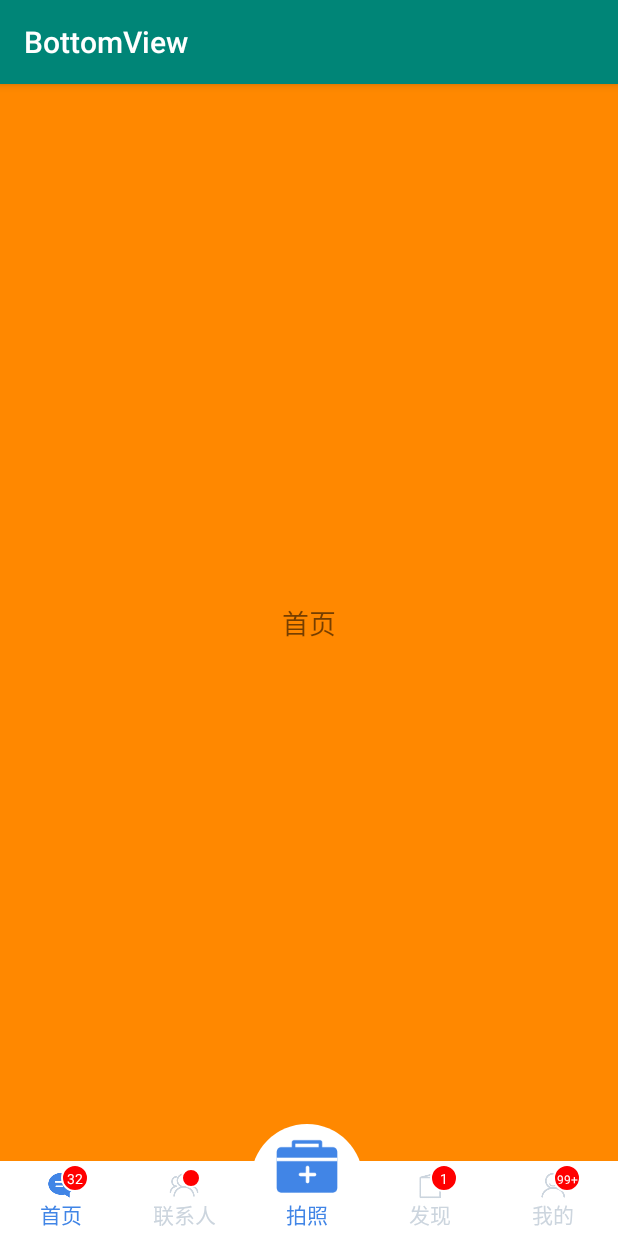
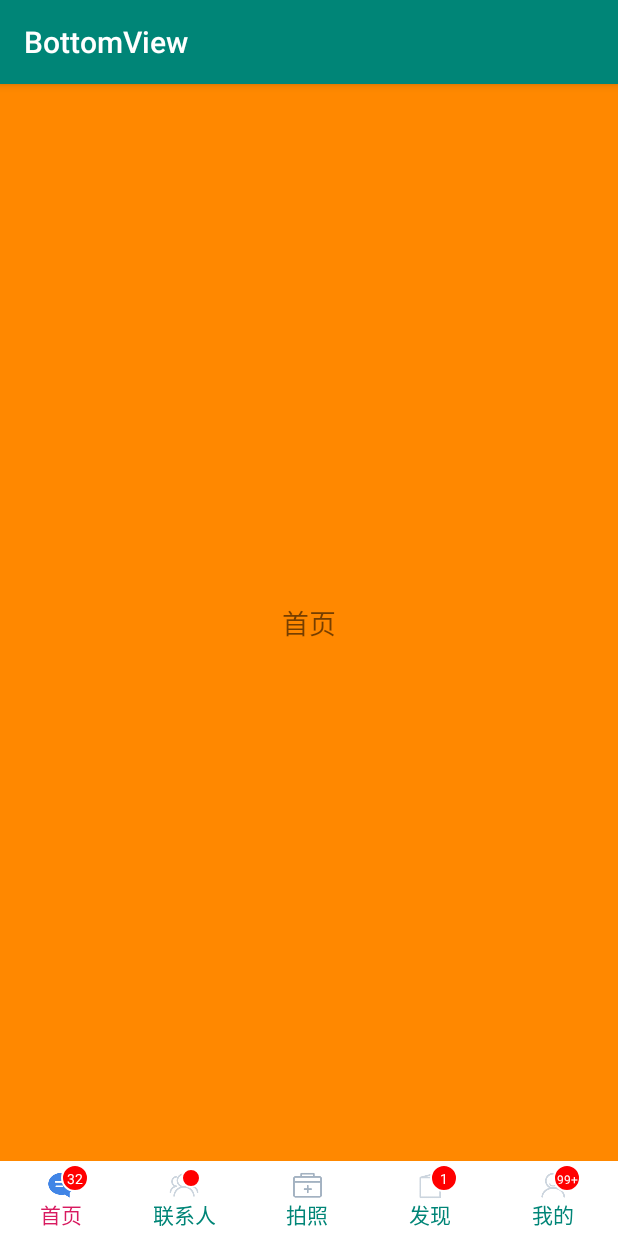
Before and after one commit to onestravel/OneBottomNavigationBar, an Android app: the screen it shows after launch (MainActivity), on a phone screen of 412 x 824 dp. Run offline under Robolectric (Android 15) with nearby library versions, the phone set to English and light mode, and no system bars.

Commit message:
开放Java代码设置方法

```diff
--- a/BottomNavigationBar/src/main/java/cn/onestravel/navigation/view/BottomNavigationBar.java
+++ b/BottomNavigationBar/src/main/java/cn/onestravel/navigation/view/BottomNavigationBar.java
@@ -15,6 +15,8 @@ import android.graphics.drawable.ColorDrawable;
 import android.graphics.drawable.Drawable;
 import android.graphics.drawable.StateListDrawable;
 import android.os.Build;
+import android.support.annotation.ColorRes;
+import android.support.annotation.DrawableRes;
 import android.support.annotation.MenuRes;
 import android.support.v4.content.res.ResourcesCompat;
 import android.support.v4.graphics.drawable.DrawableCompat;
@@ -77,6 +79,8 @@ public class BottomNavigationBar extends View {
     private int floatingUp;
     //背景资源
     private Drawable background;
+    //菜单的布局文件
+    private @MenuRes int menuRes;
 
     public BottomNavigationBar(Context context) {
         super(context);
@@ -146,6 +150,7 @@ public class BottomNavigationBar extends View {
      * @param menuRes
      */
     public void setMenu(@MenuRes int menuRes) {
+        this.menuRes = menuRes;
         parseXml(menuRes);
         format();
         postInvalidate();
@@ -154,19 +159,23 @@ public class BottomNavigationBar extends View {
     /**
      * 设置Item 菜单的图标颜色状态列表
      *
-     * @param itemIconTintRes
+     * @param resId 图标颜色状态的资源文件
      */
-    public void setItemIconTint(ColorStateList itemIconTintRes) {
-        this.itemIconTintRes = itemIconTintRes;
+    public void setItemIconTint(@DrawableRes @ColorRes int resId) {
+        this.itemIconTintRes = ResourcesCompat.getColorStateList(getResources(), resId, null);
+        parseXml(menuRes);
+        format();
+        postInvalidate();
     }
 
     /**
      * 设置Item 菜单的文字颜色状态列表
      *
-     * @param itemColorStateList
+     * @param resId 文字颜色状态的资源文件
      */
-    public void setItemColorStateList(ColorStateList itemColorStateList) {
-        this.itemColorStateList = itemColorStateList;
+    public void setItemColorStateList(@DrawableRes @ColorRes int resId) {
+        this.itemColorStateList =  ResourcesCompat.getColorStateList(getResources(), resId, null);
+        postInvalidate();
     }
 
     /**
@@ -176,6 +185,7 @@ public class BottomNavigationBar extends View {
      */
     public void setFloatingEnable(boolean floatingEnable) {
         this.floatingEnable = floatingEnable;
+        postInvalidate();
     }
 
     /**
@@ -185,6 +195,7 @@ public class BottomNavigationBar extends View {
      */
     public void setFloatingUp(int floatingUp) {
         this.floatingUp = floatingUp;
+        postInvalidate();
     }
 
 
@@ -270,7 +281,7 @@ public class BottomNavigationBar extends View {
      */
     private void parseXml(int xmlRes) {
         try {
-            if(xmlRes==0){
+            if (xmlRes == 0) {
                 return;
             }
             XmlResourceParser xmlParser = getResources().getXml(xmlRes);
@@ -374,7 +385,9 @@ public class BottomNavigationBar extends View {
         mItemWidth = (mWidth - getPaddingLeft() - getPaddingRight()) / itemList.size();
         topPadding = getPaddingTop();
         bottomPadding = getPaddingBottom();
-        mHeight += floatingUp;
+        if (floatingEnable) {
+            mHeight += floatingUp;
+        }
         mItemHeight = mHeight > mItemWidth ? mItemWidth : mHeight;
         super.onMeasure(widthMeasureSpec, MeasureSpec.makeMeasureSpec(mHeight, MeasureSpec.getMode(heightMeasureSpec)));
     }
@@ -388,6 +401,9 @@ public class BottomNavigationBar extends View {
     @Override
     protected void onDraw(Canvas canvas) {
         super.onDraw(canvas);
+        if (!floatingEnable) {
+            floatingUp = 0;
+        }
         //画背景
         background.setBounds(0, floatingUp, mWidth, mHeight);
         background.draw(canvas);
@@ -631,9 +647,11 @@ public class BottomNavigationBar extends View {
         int locationY = location[1];
         y = y - locationY;
         int action = event.getAction();
+        Log.e(TAG, "action = " + action);
         switch (action) {
             case MotionEvent.ACTION_DOWN:
-                break;
+                return true;
+//                break;
             case MotionEvent.ACTION_MOVE:
                 break;
             case MotionEvent.ACTION_UP:
--- a/demo/src/main/java/cn/onestravel/navigation/demo/MainActivity.java
+++ b/demo/src/main/java/cn/onestravel/navigation/demo/MainActivity.java
@@ -1,5 +1,6 @@
 package cn.onestravel.navigation.demo;
 
+import android.content.res.Resources;
 import android.graphics.Rect;
 import android.support.v7.app.AppCompatActivity;
 import android.os.Bundle;
@@ -26,6 +27,9 @@ public class MainActivity extends AppCompatActivity {
         textView = ((TextView) findViewById(R.id.tv));
         bottomView = ((BottomNavigationBar) findViewById(R.id.BottomLayout));
         bottomView.setMenu(R.menu.navigation_menu);
+        bottomView.setFloatingEnable(false);
+        bottomView.setItemIconTint(R.drawable.item_check);
+        bottomView.setItemColorStateList(R.drawable.item_check);
         bottomView.setMsgCount(0,32);
         bottomView.setMsgCount(4,111);
         bottomView.setMsgCount(3,1);
--- a/demo/src/main/res/layout/activity_main.xml
+++ b/demo/src/main/res/layout/activity_main.xml
@@ -26,9 +26,7 @@
         android:layout_alignParentBottom="true"
         android:background="@android:color/white"
         android:paddingTop="5dp"
-        android:paddingBottom="5dp"
-        app:floatingEnable="true"
-        app:floatingUp="25dp">
+        android:paddingBottom="5dp">
 
     </cn.onestravel.navigation.view.BottomNavigationBar>
 
--- a/demo/src/main/res/menu/navigation_menu.xml
+++ b/demo/src/main/res/menu/navigation_menu.xml
@@ -13,11 +13,8 @@
         android:title="联系人"></item>
     <item
         android:id="@+id/tab5"
-        android:icon="@drawable/tab_manage_selected"
-        android:title="拍照"
-        app:floating="true"
-        android:checked="true"
-        android:checkable="false"></item>
+        android:icon="@drawable/tab_manage_normal"
+        android:title="拍照"></item>
     <item
         android:id="@+id/tab3"
         android:icon="@drawable/bar_invite"
```
Also changed, not shown: 1 other file.
